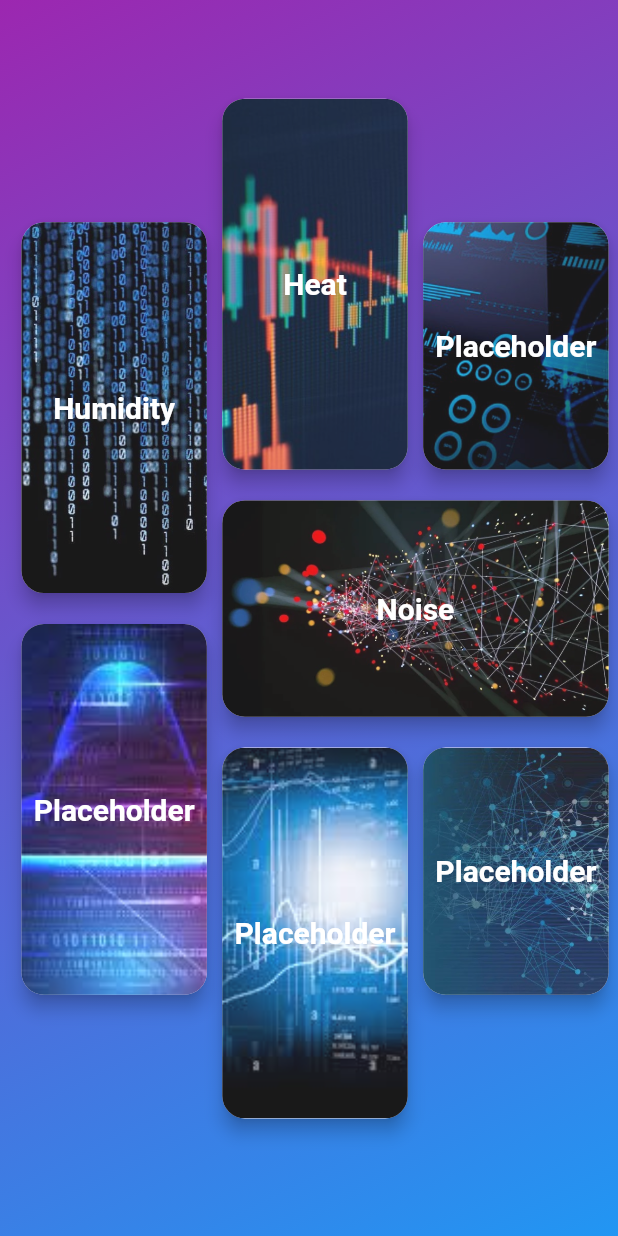
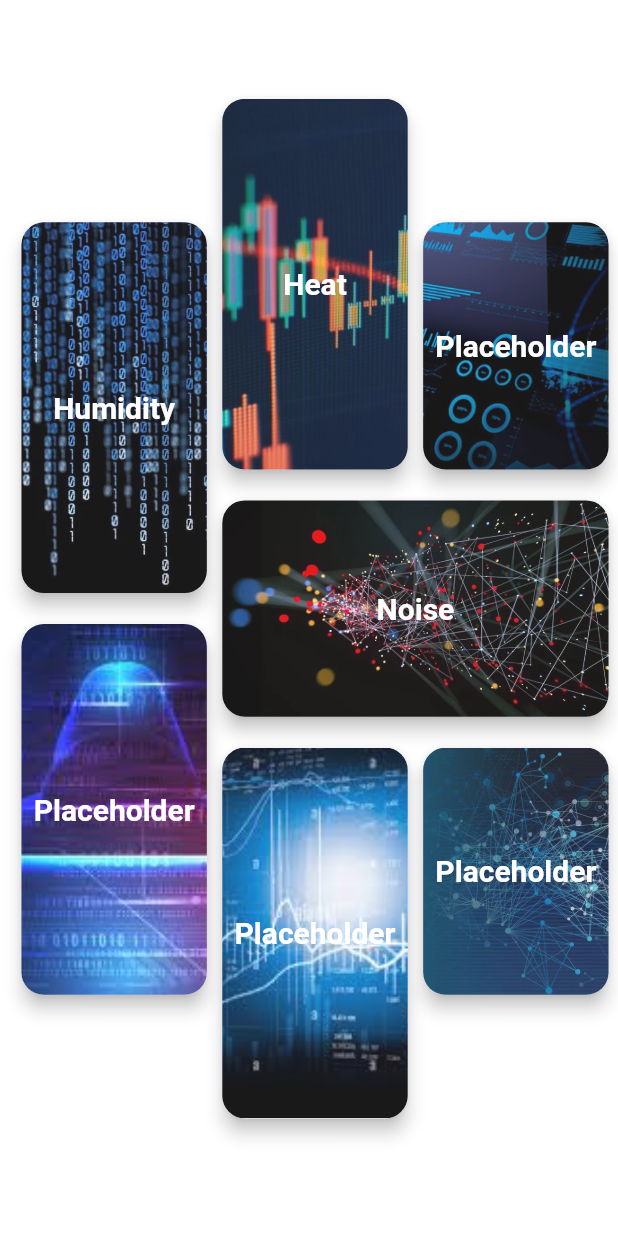
Before and after one commit to PoweredByCaffeine-HACKUPC2024/App-, a Flutter app: the screen it shows after launch, on a phone screen of 412 x 824 dp. Run offline on Flutter 3.47's test engine with Material 3 defaults, Android fonts, the phone set to English and light mode, and no system bars; our stand-ins replace dio, webview_flutter; missing offline and left inert: dart:ffi.

Commit message:
Push things

```diff
--- a/powered_by_caffein/lib/main.dart
+++ b/powered_by_caffein/lib/main.dart
@@ -26,18 +26,8 @@ class TiledMenu extends StatelessWidget {
     final screenHeight = MediaQuery.of(context).size.height;
 
     return Scaffold(
-      body: Container(
-        decoration: const BoxDecoration(
-          gradient: LinearGradient(
-            begin: Alignment.topLeft,
-            end: Alignment.bottomRight,
-            colors: [
-              Colors.purple,
-              Colors.blue,
-            ],
-          ),
-        ),
-        child: Stack(
+      backgroundColor: Colors.white,
+      body: Stack(
         children: <Widget>[
           Positioned(
             top: screenHeight * 0.075,
@@ -118,7 +108,6 @@ class TiledMenu extends StatelessWidget {
           ),
         ],
       ),
-      ),
     );
   }
 }
@@ -159,7 +148,7 @@ class MenuButton extends StatelessWidget {
                 width: width,
                 height: height,
                 child: Image.asset(
-                  color: Color.fromARGB(230, 255, 255, 255),
+                  color: const Color.fromARGB(230, 255, 255, 255),
                   colorBlendMode: BlendMode.modulate,
                   image,
                   fit: BoxFit.cover,
```
Also changed, not shown: powered_by_caffein/lib/Views/TestView.dart (+68 -13 lines), 1 other file. Lines whose indentation alone changed are shown as unchanged.
